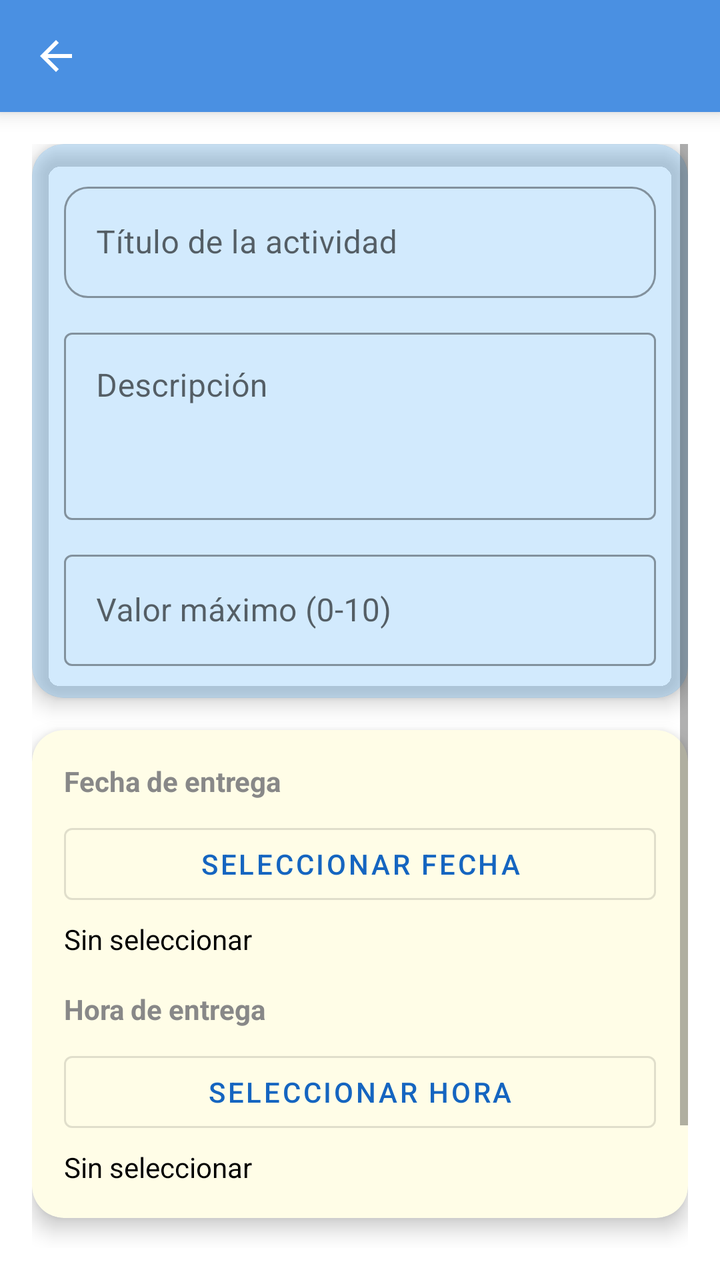
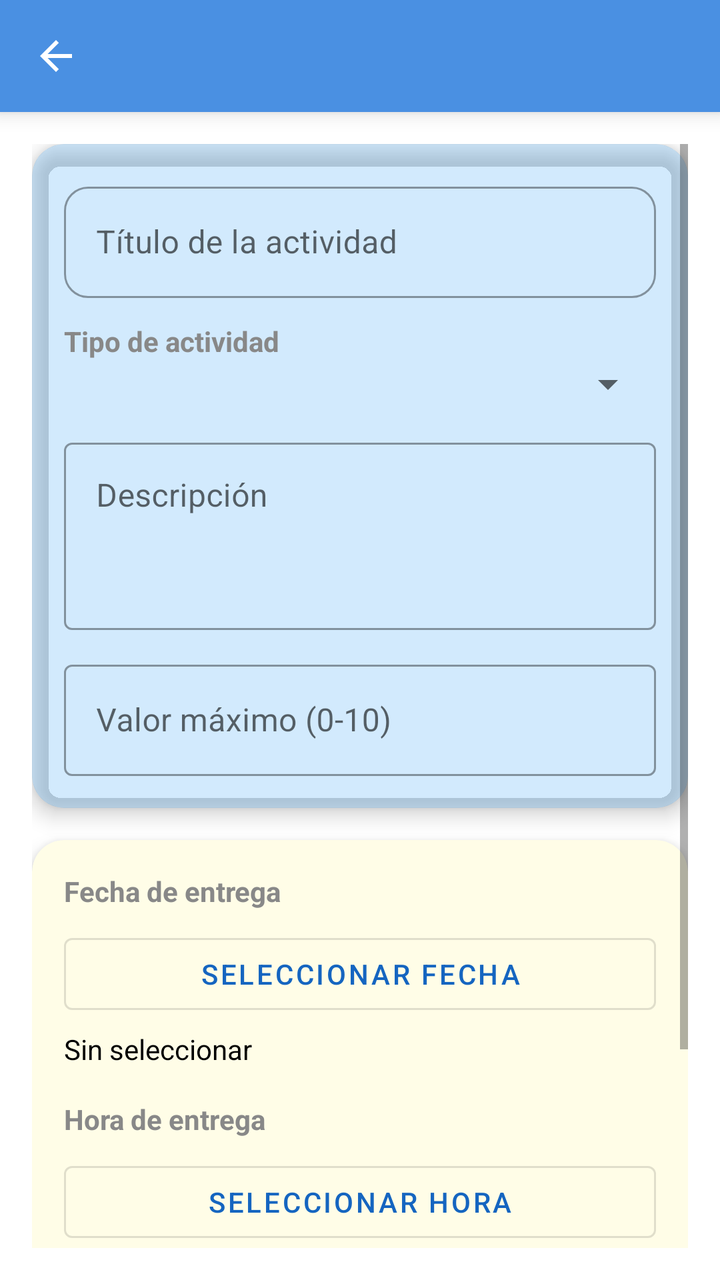

Compare the two renders of this Android layout. The source of the first and the diff that turns it into the second are given below.
<!-- AndroidManifest.xml: application theme Theme.ControlActividades -->
<!-- res/layout/activity_crear_editar_actividad.xml -->
<?xml version="1.0" encoding="utf-8"?>
<LinearLayout xmlns:android="http://schemas.android.com/apk/res/android"
    xmlns:app="http://schemas.android.com/apk/res-auto"
    android:orientation="vertical"
    android:fitsSystemWindows="true"
    android:layout_width="match_parent"
    android:layout_height="match_parent"
    android:background="@color/white">

    
    <androidx.appcompat.widget.Toolbar
        android:id="@+id/toolbar"
        android:layout_width="match_parent"
        android:layout_height="?attr/actionBarSize"
        android:background="@color/blue_gradient_start"
        android:title="Nueva Actividad"
        android:gravity="center"
        android:titleTextColor="@android:color/white"
        android:elevation="6dp"
        app:navigationIcon="@drawable/ic_arrow_back"/>

    
    <ScrollView
        android:layout_width="match_parent"
        android:layout_height="0dp"
        android:layout_weight="1"
        android:padding="16dp"
        android:fillViewport="true">

        <LinearLayout
            android:layout_width="match_parent"
            android:layout_height="wrap_content"
            android:orientation="vertical"
            android:gravity="center_horizontal"
            android:paddingBottom="32dp">

            
            <com.google.android.material.card.MaterialCardView
                android:layout_width="match_parent"
                android:layout_height="wrap_content"
                android:layout_marginBottom="16dp"
                app:cardCornerRadius="16dp"
                app:cardElevation="6dp"
                app:cardBackgroundColor="@color/light_blue_transparent">

                <LinearLayout
                    android:layout_width="match_parent"
                    android:layout_height="wrap_content"
                    android:orientation="vertical"
                    android:padding="16dp">

                    
                    <com.google.android.material.textfield.TextInputLayout
                        style="@style/Widget.MaterialComponents.TextInputLayout.OutlinedBox"
                        android:layout_width="match_parent"
                        android:layout_height="wrap_content"
                        android:hint="Título de la actividad"
                        app:boxCornerRadiusTopStart="12dp"
                        app:boxCornerRadiusTopEnd="12dp"
                        app:boxCornerRadiusBottomStart="12dp"
                        app:boxCornerRadiusBottomEnd="12dp">

                        <com.google.android.material.textfield.TextInputEditText
                            android:id="@+id/etTitulo"
                            android:layout_width="match_parent"
                            android:layout_height="wrap_content"
                            android:inputType="textCapSentences" />
                    </com.google.android.material.textfield.TextInputLayout>

                    
                    <com.google.android.material.textfield.TextInputLayout
                        style="@style/Widget.MaterialComponents.TextInputLayout.OutlinedBox"
                        android:layout_width="match_parent"
                        android:layout_height="wrap_content"
                        android:layout_marginTop="12dp"
                        android:hint="Descripción">

                        <com.google.android.material.textfield.TextInputEditText
                            android:id="@+id/etDescripcion"
                            android:layout_width="match_parent"
                            android:layout_height="wrap_content"
                            android:minLines="3"
                            android:gravity="top"
                            android:inputType="textMultiLine" />
                    </com.google.android.material.textfield.TextInputLayout>

                    
                    <com.google.android.material.textfield.TextInputLayout
                        style="@style/Widget.MaterialComponents.TextInputLayout.OutlinedBox"
                        android:layout_width="match_parent"
                        android:layout_height="wrap_content"
                        android:layout_marginTop="12dp"
                        android:hint="Valor máximo (0-10)">

                        <com.google.android.material.textfield.TextInputEditText
                            android:id="@+id/etValorMaximo"
                            android:layout_width="match_parent"
                            android:layout_height="wrap_content"
                            android:inputType="number"
                            android:maxLength="2" />
                    </com.google.android.material.textfield.TextInputLayout>
                </LinearLayout>
            </com.google.android.material.card.MaterialCardView>

            
            <com.google.android.material.card.MaterialCardView
                android:layout_width="match_parent"
                android:layout_height="wrap_content"
                app:cardCornerRadius="16dp"
                app:cardElevation="6dp"
                app:cardBackgroundColor="@color/light_yellow">

                <LinearLayout
                    android:layout_width="match_parent"
                    android:layout_height="wrap_content"
                    android:orientation="vertical"
                    android:padding="16dp">

                    <TextView
                        android:layout_width="wrap_content"
                        android:layout_height="wrap_content"
                        android:text="Fecha de entrega"
                        android:textColor="@color/gray"
                        android:textStyle="bold" />

                    <Button
                        android:id="@+id/btnSeleccionarFecha"
                        style="@style/Widget.MaterialComponents.Button.OutlinedButton"
                        android:layout_width="match_parent"
                        android:layout_height="wrap_content"
                        android:layout_marginTop="8dp"
                        android:text="Seleccionar fecha" />

                    <TextView
                        android:id="@+id/tvFechaEntrega"
                        android:layout_width="wrap_content"
                        android:layout_height="wrap_content"
                        android:text="Sin seleccionar"
                        android:textColor="@android:color/black"
                        android:layout_marginTop="4dp"/>

                    <TextView
                        android:layout_width="wrap_content"
                        android:layout_height="wrap_content"
                        android:text="Hora de entrega"
                        android:textColor="@color/gray"
                        android:layout_marginTop="16dp"
                        android:textStyle="bold" />

                    <Button
                        android:id="@+id/btnSeleccionarHora"
                        style="@style/Widget.MaterialComponents.Button.OutlinedButton"
                        android:layout_width="match_parent"
                        android:layout_height="wrap_content"
                        android:layout_marginTop="8dp"
                        android:text="Seleccionar hora" />

                    <TextView
                        android:id="@+id/tvHoraEntrega"
                        android:layout_width="wrap_content"
                        android:layout_height="wrap_content"
                        android:text="Sin seleccionar"
                        android:textColor="@android:color/black"
                        android:layout_marginTop="4dp"/>
                </LinearLayout>
            </com.google.android.material.card.MaterialCardView>

            
            <com.google.android.material.button.MaterialButton
                android:id="@+id/btnGuardarActividad"
                android:layout_width="match_parent"
                android:layout_height="wrap_content"
                android:layout_marginTop="24dp"
                android:text="Guardar actividad"
                style="@style/Widget.MaterialComponents.Button.Filled"
                app:cornerRadius="20dp"
                app:backgroundTint="@color/blue_gradient_mid"
                android:textColor="@android:color/white" />
        </LinearLayout>
    </ScrollView>
</LinearLayout>
<!-- resources referenced by this layout -->
<resources>
  <color name="blue_gradient_mid">#357ABD</color>
  <color name="blue_gradient_start">#4A90E2</color>
  <color name="gray">#888888</color>
  <color name="light_blue_transparent">#332196F3</color>
  <color name="light_yellow">#FFFDE7</color>
  <color name="white">#FFFFFF</color>
  <!-- drawable ic_arrow_back (drawable) -->
  <?xml version="1.0" encoding="utf-8"?>
  <vector xmlns:android="http://schemas.android.com/apk/res/android"
      android:width="24dp"
      android:height="24dp"
      android:viewportWidth="24"
      android:viewportHeight="24"
      android:tint="?attr/colorOnPrimary">
  
      <path
          android:fillColor="@android:color/white"
          android:pathData="M20,11H7.83l5.59,-5.59L12,4l-8,8 8,8 1.41,-1.41L7.83,13H20v-2z"/>
  </vector>
  <style name="Widget.MaterialComponents.Button.Filled" parent="Widget.MaterialComponents.Button">
          
          <item name="backgroundTint">?attr/colorPrimary</item>
          
          <item name="android:textColor">?attr/colorOnPrimary</item>
          
          <item name="cornerRadius">20dp</item>
          
          <item name="elevation">4dp</item>
          
          <item name="android:paddingStart">16dp</item>
          <item name="android:paddingEnd">16dp</item>
      </style>
  <style name="Theme.ControlActividades" parent="Theme.MaterialComponents.Light.NoActionBar">
          <item name="colorPrimary">@color/colorPrimary</item>
          <item name="colorPrimaryDark">@color/colorPrimaryDark</item>
          <item name="colorAccent">@color/colorAccent</item>
          <item name="android:windowBackground">@color/colorBackground</item>
          <item name="android:fitsSystemWindows">true</item>
      </style>
  <color name="colorPrimary">#1565C0</color>
  <color name="colorPrimaryDark">#0D47A1</color>
  <color name="colorAccent">#2196F3</color>
  <color name="colorBackground">@color/background_light</color>
  <color name="background_light">#FAFAFA</color>
</resources>

<!-- the commit's change to res/layout/activity_crear_editar_actividad.xml (unified diff, before → after) -->
@@ -66,6 +66,22 @@
                             android:layout_height="wrap_content"
                             android:inputType="textCapSentences" />
                     </com.google.android.material.textfield.TextInputLayout>
+
+                    
+                    
+                    <com.google.android.material.textview.MaterialTextView
+                        android:layout_width="match_parent"
+                        android:layout_height="wrap_content"
+                        android:text="Tipo de actividad"
+                        android:textStyle="bold"
+                        android:textColor="@color/gray"
+                        android:layout_marginTop="12dp"/>
+
+                    <Spinner
+                        android:id="@+id/spinnerTipoActividad"
+                        android:layout_width="match_parent"
+                        android:layout_height="wrap_content"
+                        android:spinnerMode="dropdown"/>
 
                     
                     <com.google.android.material.textfield.TextInputLayout
